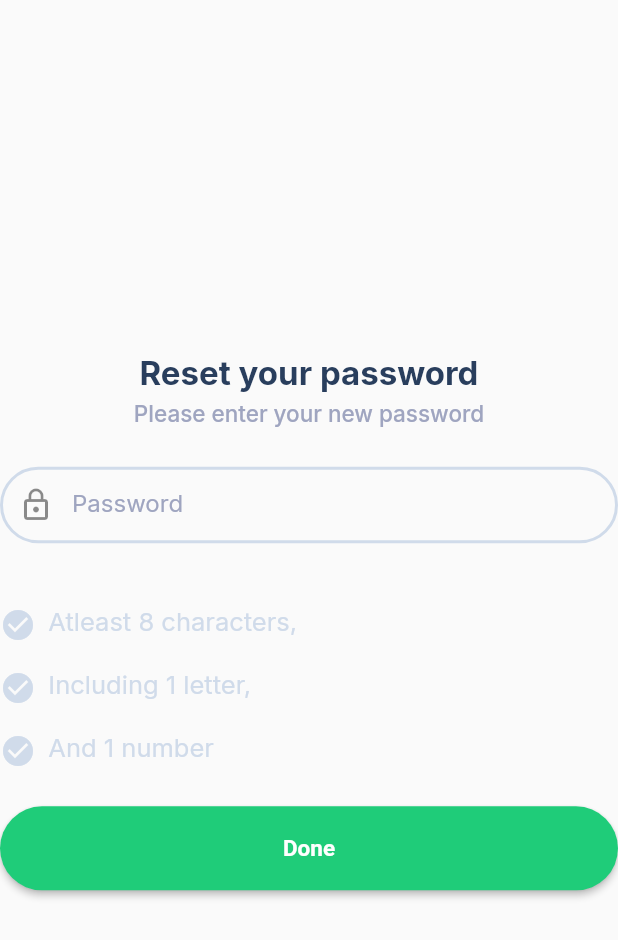
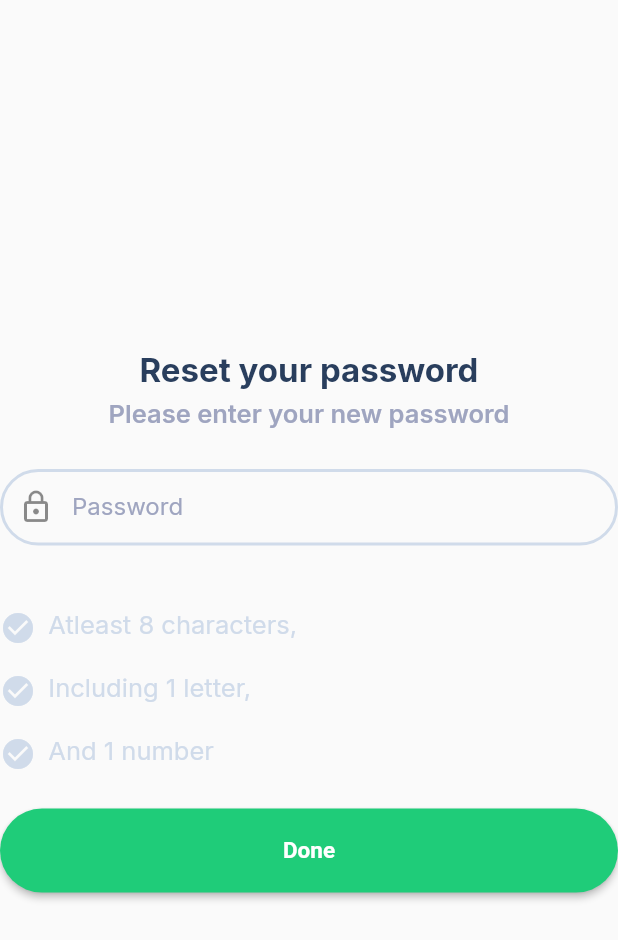
Before and after one commit to sandra-ntsoele/e-gordon, a Flutter app: the NewPassword widget shown alone on an empty page, opened directly, on a phone screen of 412 x 824 dp. Shown: the top 940 px of the screen. Run offline on Flutter 3.47's test engine with Material 2 defaults, Android fonts, the phone set to English and light mode, and no system bars; our stand-ins replace google_fonts.

Commit message:
updated: directory structure
Updated structure in order to implement MVC architecture

```diff
--- a/lib/main.dart
+++ b/lib/main.dart
@@ -1,5 +1,5 @@
 import 'package:flutter/material.dart';
-import 'screens/onboarding/onboarding.dart';
+import 'view/onboarding/onboarding.dart';
 import 'package:google_fonts/google_fonts.dart';
 
 void main() {
--- a/lib/screens/components/main_text.dart
+++ /dev/null
@@ -1,22 +0,0 @@
-import 'package:e_gordon/constants.dart';
-import 'package:flutter/material.dart';
-
-class MainText extends StatelessWidget {
-  String displayText;
-
-  MainText({Key? key, required this.displayText}) : super(key: key);
-
-  @override
-  Widget build(BuildContext context) {
-    return Text(
-      displayText,
-      style: const TextStyle(
-        color: mainTextColour,
-        fontSize: 22,
-        fontWeight: FontWeight.bold,
-        height: 1.5,
-      ),
-      textAlign: TextAlign.center,
-    );
-  }
-}
--- a/lib/screens/components/secondary_text.dart
+++ /dev/null
@@ -1,22 +0,0 @@
-import 'package:e_gordon/constants.dart';
-import 'package:flutter/material.dart';
-
-class SecondaryText extends StatelessWidget {
-  String displayText;
-
-  SecondaryText({Key? key, required this.displayText}) : super(key: key);
-
-  @override
-  Widget build(BuildContext context) {
-    return Text(
-      displayText,
-      style: const TextStyle(
-        color: secondaryTextColour,
-        fontSize: 15,
-        height: 1.5,
-        fontWeight: FontWeight.w500,
-      ),
-      textAlign: TextAlign.center,
-    );
-  }
-}
--- a/lib/screens/components/form_text_field.dart
+++ b/lib/view/components/form_text_field.dart
@@ -1,6 +1,6 @@
 import 'package:flutter/material.dart';
 
-import '../../constants.dart';
+import '../constants.dart';
 
 class FormTextField extends StatelessWidget {
   String? labelText;
--- a/lib/screens/components/password_field.dart
+++ b/lib/view/components/password_field.dart
@@ -1,6 +1,6 @@
 import 'package:flutter/material.dart';
 
-import '../../constants.dart';
+import '../constants.dart';
 
 class PasswordField extends StatelessWidget {
   String? labelText;
--- a/lib/screens/components/password_rule.dart
+++ b/lib/view/components/password_rule.dart
@@ -1,5 +1,5 @@
 import 'package:flutter/material.dart';
-import '../../constants.dart';
+import '../constants.dart';
 
 class PasswordRule extends StatelessWidget {
   String rule;
--- a/lib/screens/components/rounded_button.dart
+++ b/lib/view/components/rounded_button.dart
@@ -1,5 +1,5 @@
 import 'package:flutter/material.dart';
-import 'package:e_gordon/constants.dart';
+import 'package:e_gordon/view/constants.dart';
 
 class RoundedButton extends StatelessWidget {
   RoundedButton({
--- a/lib/screens/components/secondary_button.dart
+++ b/lib/view/components/secondary_button.dart
@@ -1,5 +1,5 @@
 import 'package:flutter/material.dart';
-import 'package:e_gordon/constants.dart';
+import 'package:e_gordon/view/constants.dart';
 
 class SecondaryButton extends StatelessWidget {
   final String text;
@@ -45,7 +45,7 @@ class SecondaryButton extends StatelessWidget {
           fontWeight: FontWeight.bold,
           fontSize: 15,
         ),
-        // onPrimary: mainTextColour,
+        // onPrimary: HeadingColour,
         backgroundColor: Colors.white,
         primary: outlineColour,
         fixedSize: const Size.fromHeight(56),
--- a/lib/screens/components/text_components/heading.dart
+++ b/lib/view/components/text_components/heading.dart
@@ -1,5 +1,5 @@
 import 'package:flutter/material.dart';
-import '../../../constants.dart';
+import '../../constants.dart';
 
 // Paragraph One
 class Heading extends StatelessWidget {
--- a/lib/screens/components/text_components/paragraph.dart
+++ b/lib/view/components/text_components/paragraph.dart
@@ -1,5 +1,5 @@
 import 'package:flutter/material.dart';
-import '../../../constants.dart';
+import '../../constants.dart';
 
 // Paragraph One
 class Paragraph extends StatelessWidget {
--- a/lib/screens/password_recovery/new_password.dart
+++ b/lib/view/password_recovery/new_password.dart
@@ -1,8 +1,9 @@
-import 'package:e_gordon/screens/components/form_text_field.dart';
-import 'package:e_gordon/screens/components/main_text.dart';
-import 'package:e_gordon/screens/components/password_rule.dart';
-import 'package:e_gordon/screens/components/rounded_button.dart';
-import 'package:e_gordon/screens/components/secondary_text.dart';
+import 'package:e_gordon/view/components/form_text_field.dart';
+import 'package:e_gordon/view/components/password_rule.dart';
+import 'package:e_gordon/view/components/rounded_button.dart';
+import 'package:e_gordon/view/components/text_components/heading.dart';
+import 'package:e_gordon/view/components/text_components/paragraph.dart';
+
 import 'package:flutter/material.dart';
 
 class NewPassword extends StatelessWidget {
@@ -19,8 +20,14 @@ class NewPassword extends StatelessWidget {
         mainAxisAlignment: MainAxisAlignment.center,
         children: [
           // SECTION: Heading Text
-          MainText(displayText: "Reset your password"),
-          SecondaryText(displayText: "Please enter your new password"),
+          const Heading(
+            text: "Reset your password",
+            headingType: 1,
+          ),
+          const Paragraph(
+            text: "Please enter your new password",
+            paragraphType: 1,
+          ),
           SizedBox(height: size.height * 0.03),
           // SECTION: New password Input field
           FormTextField(
```
Also changed, not shown: lib/view/onboarding/onboarding.dart (renamed from lib/screens/onboarding/onboarding.dart, +8 -5 lines), lib/view/password_recovery/password_recovery.dart (renamed from lib/screens/password_recovery/password_recovery.dart, +12 -7 lines), lib/view/password_recovery/password_reset_verification.dart (renamed from lib/screens/sign_up/sign_up_verification.dart, +18 -11 lines), lib/view/sign_in/sign_in.dart (renamed from lib/screens/sign_in/sign_in.dart, +7 -7 lines), lib/view/sign_up/sign_up.dart (renamed from lib/screens/sign_up/sign_up.dart, +7 -7 lines), lib/view/sign_up/sign_up_verification.dart (renamed from lib/screens/password_recovery/password_reset_verification.dart, +17 -12 lines), lib/view/components/verification_code_text_field.dart (renamed from lib/screens/components/verification_code_text_field.dart), lib/view/constants.dart (renamed from lib/constants.dart).
